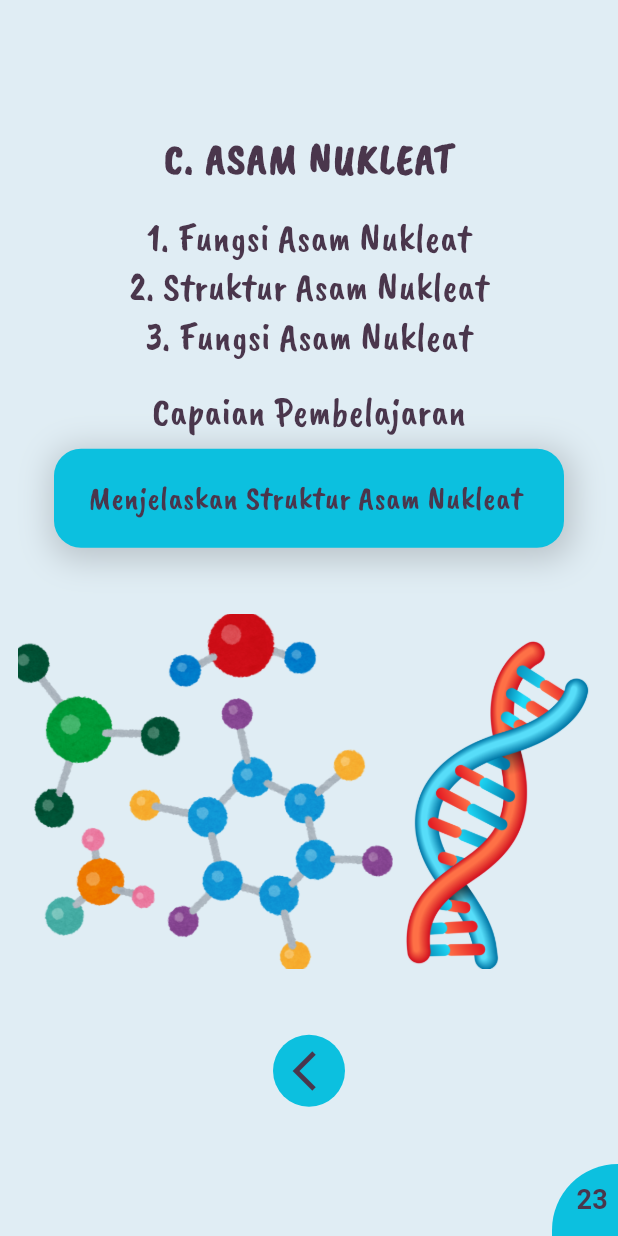
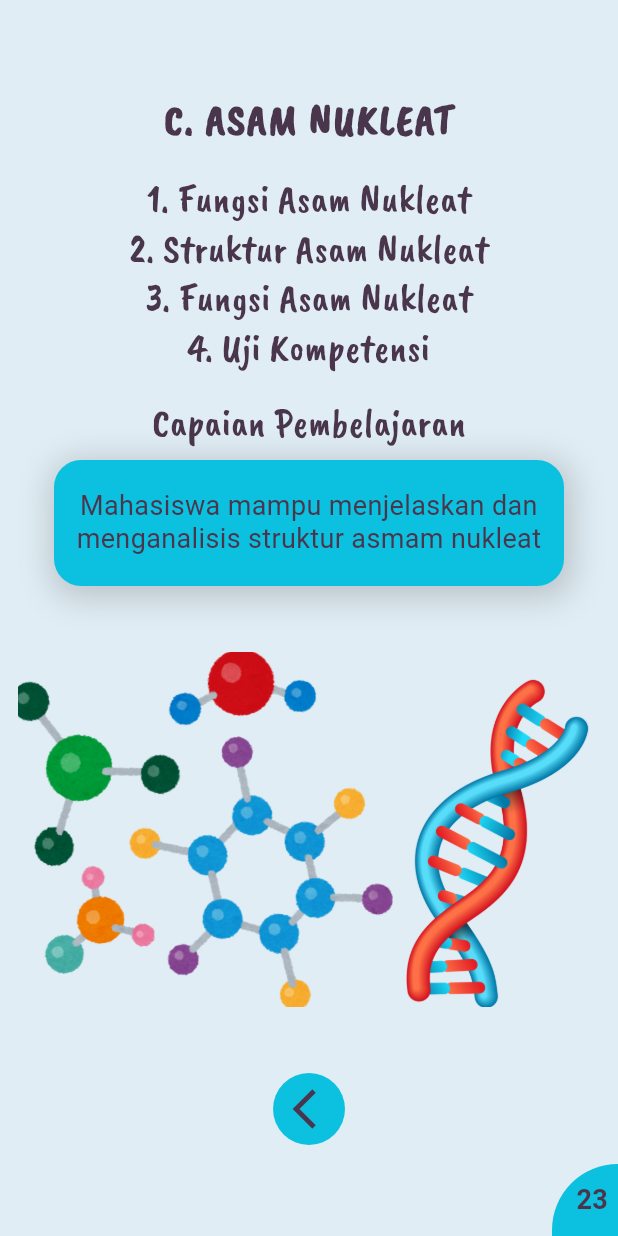
Before and after one commit to ariefendi992/BioMol, a Flutter app: the AsamNukleatPage screen opened by its route, on a phone screen of 412 x 824 dp. Run offline on Flutter 3.47's test engine with Material 3 defaults, Android fonts, the phone set to English and light mode, and no system bars; our stand-ins replace bloc, flutter_bloc; Roboto replaces fonts that are missing (Luckybones).

Commit message:
tambah poin 4 dan ubah uji kompetensi

```diff
--- a/lib/ui/pages/mobile/materi/03_asam_nukleat/00_asam_nukleat.dart
+++ b/lib/ui/pages/mobile/materi/03_asam_nukleat/00_asam_nukleat.dart
@@ -94,6 +94,22 @@ class AsamNukleatPage extends StatelessWidget {
                                   height: 1.25,
                                 ),
                               ),
+                              InkWell(
+                                onTap: () {
+                                  Navigator.push(
+                                    context,
+                                    MaterialPageRoute(
+                                      builder: (context) => MainAsamNukleatPage(
+                                        initialPage: 1,
+                                      ),
+                                    ),
+                                  );
+                                },
+                                child: WTitleSubtitle(
+                                  title: '4. Uji Kompetensi',
+                                  height: 1.25,
+                                ),
+                              ),
                               Container(
                                 margin: EdgeInsets.only(top: 20),
                                 child: Column(
@@ -132,12 +148,12 @@ class AsamNukleatPage extends StatelessWidget {
                                       child: Column(
                                         children: [
                                           Text(
-                                            'Menjelaskan Struktur Asam Nukleat ',
+                                            'Mahasiswa mampu menjelaskan dan menganalisis struktur asmam nukleat',
                                             style: blackTextStyle.copyWith(
-                                                fontFamily: 'Caveat Brush',
-                                                fontSize: 22,
+                                                fontFamily: luckyBones,
+                                                fontSize: 18,
                                                 height: 1.2),
-                                            textAlign: TextAlign.justify,
+                                            textAlign: TextAlign.center,
                                           ),
                                         ],
                                       ),
```
